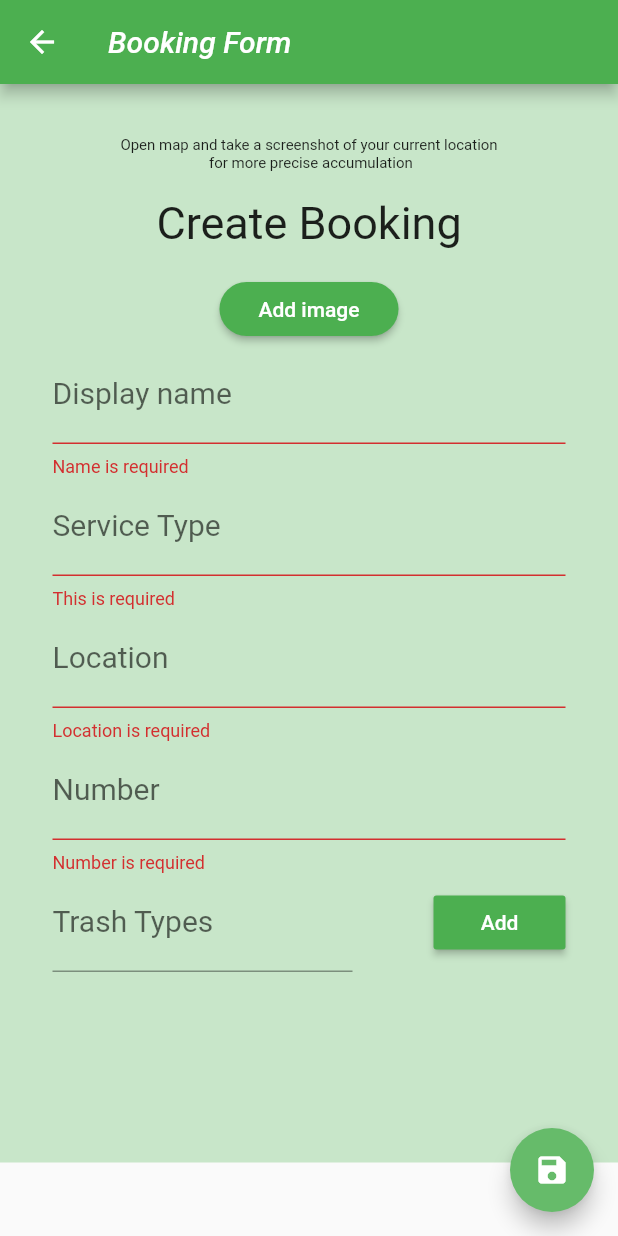
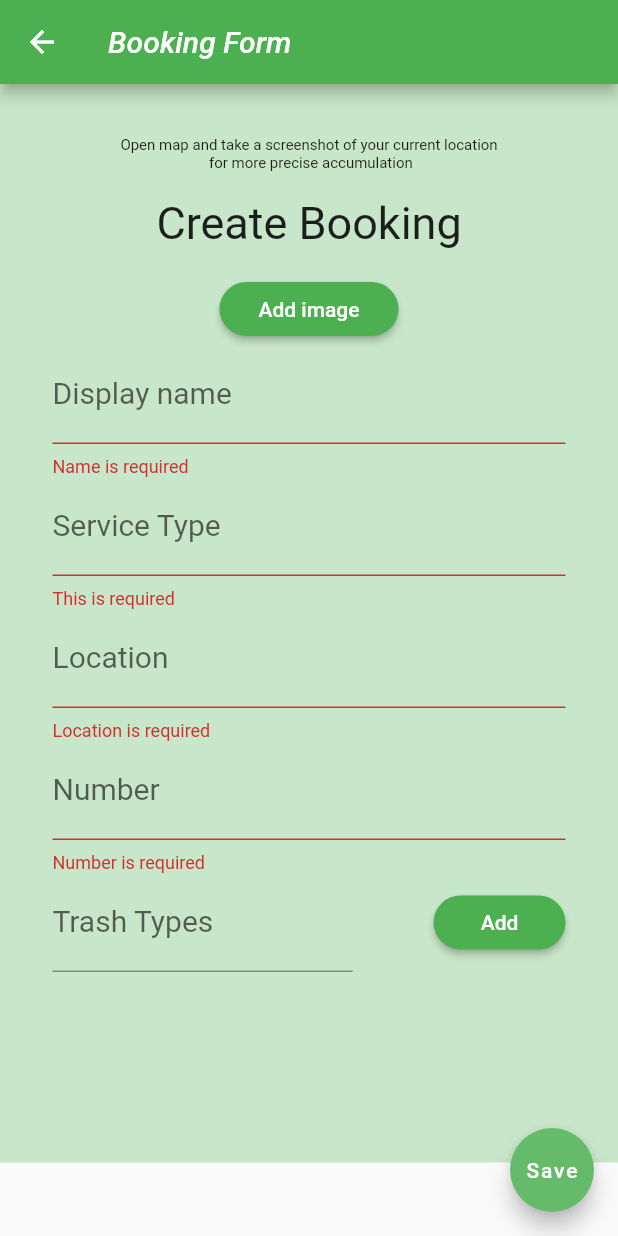
Before and after one commit to frk611/SafaiSathi, a Flutter app: the HomePage screen opened directly, after a tap on "1) Clean your home trash", on a phone screen of 412 x 824 dp. Run offline on Flutter 3.47's test engine with Material 2 defaults, Android fonts, the light colour scheme and no system bars; our stand-ins replace cloud_firestore, firebase_auth, firebase_storage, flutter_spinkit, image_picker; missing offline and left inert: linkable; accounts and stored records are empty.

Commit message:
moderation done

```diff
--- a/lib/navDrawerElements/profilePage.dart
+++ b/lib/navDrawerElements/profilePage.dart
@@ -31,7 +31,7 @@ class _ProfilePageState extends State<ProfilePage> {
             fontStyle: FontStyle.italic,
           ),
         ),
-        actions: <Widget>[
+        /*actions: <Widget>[
           // action button
           FlatButton(
             shape:
@@ -52,7 +52,7 @@ class _ProfilePageState extends State<ProfilePage> {
                   color: Colors.black),
             ),
           ),
-        ],
+        ],*/
         backgroundColor: Colors.green,
       ),
       body: Container(
--- a/lib/navDrawerElements/usefulLinks.dart
+++ b/lib/navDrawerElements/usefulLinks.dart
@@ -127,7 +127,7 @@ class UsefulLinks extends StatelessWidget {
                         fontWeight: FontWeight.w400,
                         color: Colors.black),
                     text:
-                        "Mail us: efg.2k20@gmail.com \n \n Visit our website: www.efgindia.in\n\nPoke us on our Facebook page: https://www.facebook.com/EFG-Environment-for-Future-Generation-111191320480361\n\nFollow our Twitter handle: https://twitter.com/EFG_2k20?s=09 \n \n Subscribe to our YouTube channel: https://www.youtube.com/channel/UCOK7n0Q0t_qmWlX45qoB0GA",
+                        "Mail us: efg.2k20@gmail.com \n \n Visit our website: www.efgindia.in\n\nPoke us on our Facebook page: https://www.facebook.com/EFG-Environment-for-Future-Generation-111191320480361\n\nFollow our Twitter handle: https://twitter.com/efg_envs_2k20 \n \n Subscribe to our YouTube channel: https://www.youtube.com/channel/UCOK7n0Q0t_qmWlX45qoB0GA",
                   ),
                 ),
               ),
--- a/lib/screens/bookingDetail.dart
+++ b/lib/screens/bookingDetail.dart
@@ -129,14 +129,14 @@ class BookingsDetail extends StatelessWidget {
             foregroundColor: Colors.white,
           ),
           SizedBox(height: 20),
-          FloatingActionButton(
+          /*FloatingActionButton(
             heroTag: 'button2',
             onPressed: () => deleteBookings(
                 bookingsNotifier.currentBookings, _onBookingsDeleted),
             child: Icon(Icons.delete),
             backgroundColor: Colors.red,
             foregroundColor: Colors.white,
-          ),
+          ),*/
         ],
       ),
     );
--- a/lib/screens/bookingForm.dart
+++ b/lib/screens/bookingForm.dart
@@ -311,6 +311,8 @@ class _BookingsFormState extends State<BookingsForm> {
                       _buildSubingredientField(),
                       ButtonTheme(
                         child: RaisedButton(
+                          shape: RoundedRectangleBorder(
+                              borderRadius: BorderRadius.circular(30)),
                           child: Text('Add',
                               style: TextStyle(color: Colors.white)),
                           onPressed: () =>
@@ -356,7 +358,7 @@ class _BookingsFormState extends State<BookingsForm> {
           FocusScope.of(context).requestFocus(new FocusNode());
           _saveBookings();
         },
-        child: Icon(Icons.save),
+        child: Text('Save'),
         foregroundColor: Colors.white,
       ),
     );
--- a/lib/screens/homePage.dart
+++ b/lib/screens/homePage.dart
@@ -192,26 +192,33 @@ class HomePageState extends State<HomePage> {
                 ),
               ),
               SizedBox(
-                height: 150,
+                height: 15,
+              ),
+              Card(
+                margin: EdgeInsets.fromLTRB(15, 20, 15, 20),
+                shape: RoundedRectangleBorder(
+                  borderRadius: BorderRadius.circular(10),
+                ),
+                color: Colors.green[100],
+                child: Padding(
+                  padding: EdgeInsets.all(10),
+                  child: Text(
+                    'Kindly after going to the booking page type one from the given services',
+                    style: TextStyle(
+                        fontStyle: FontStyle.normal,
+                        fontSize: 25,
+                        fontWeight: FontWeight.w200),
+                    textAlign: TextAlign.center,
+                  ),
+                ),
+              ),
+              SizedBox(
+                height: 100,
               ),
             ],
           ),
         ),
       ),
-      floatingActionButton: FloatingActionButton(
-        onPressed: () {
-          bookingsNotifier.currentBookings = null;
-          Navigator.of(context).push(
-            MaterialPageRoute(builder: (BuildContext context) {
-              return BookingsForm(
-                isUpdating: false,
-              );
-            }),
-          );
-        },
-        child: Icon(Icons.add),
-        foregroundColor: Colors.white,
-      ),
     );
   }
 }
```
Also changed, not shown: 5 other files.
